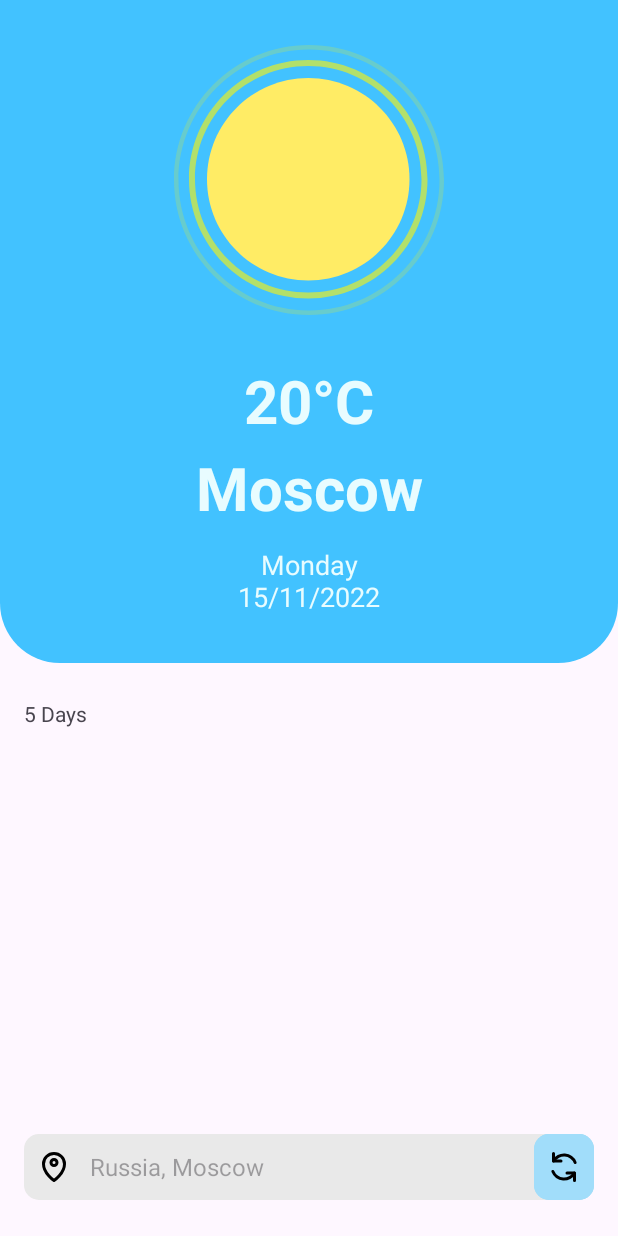
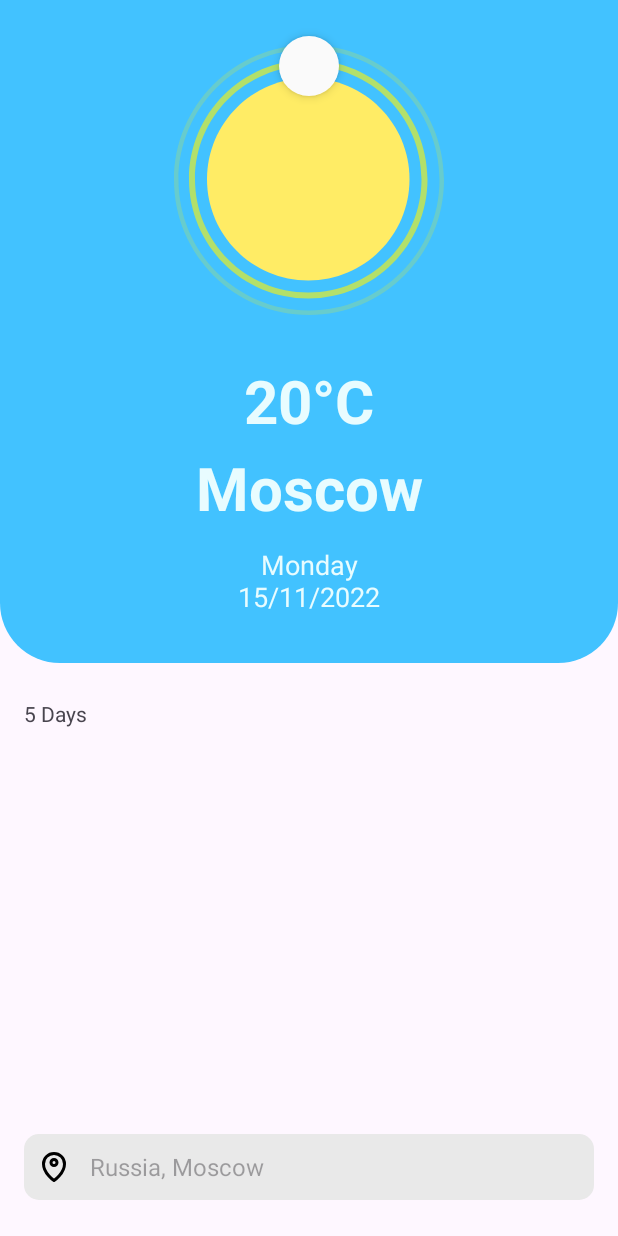
Before and after one commit to MrZooro/Weather-App, an Android app: the screen it shows after launch (MainActivity), on a phone screen of 412 x 824 dp. Run offline under Robolectric (Android 15) with nearby library versions, the phone set to English and light mode, and no system bars; 3 statements that could not run were skipped.

Commit message:
Added Swipe Refresh Function, as well as update animations.

```diff
--- a/app/build.gradle
+++ b/app/build.gradle
@@ -45,10 +45,11 @@ android {
 dependencies {
 
     implementation 'androidx.core:core-ktx:1.9.0'
-    implementation 'androidx.appcompat:appcompat:1.6.0'
+    implementation 'androidx.appcompat:appcompat:1.6.1'
     implementation 'com.google.android.material:material:1.8.0'
     implementation 'androidx.constraintlayout:constraintlayout:2.1.4'
     implementation 'com.google.android.libraries.places:places:3.0.0'
+    implementation 'androidx.swiperefreshlayout:swiperefreshlayout:1.1.0'
     testImplementation 'junit:junit:4.13.2'
     androidTestImplementation 'androidx.test.ext:junit:1.1.5'
     androidTestImplementation 'androidx.test.espresso:espresso-core:3.5.1'
--- a/app/src/main/java/com/example/weather_app/view/MainActivity.kt
+++ b/app/src/main/java/com/example/weather_app/view/MainActivity.kt
@@ -13,6 +13,7 @@ import android.view.ViewGroup
 import android.view.animation.LinearInterpolator
 import android.widget.Button
 import android.widget.TextView
+import android.widget.Toast
 import androidx.appcompat.app.AppCompatActivity
 import androidx.appcompat.app.AppCompatDelegate
 import androidx.constraintlayout.widget.ConstraintLayout
@@ -47,6 +48,7 @@ class MainActivity : AppCompatActivity(), View.OnClickListener, UpdateView,
 
     var startBSDF = false
 
+    private var isRefreshing = false
     override fun onCreate(savedInstanceState: Bundle?) {
         super.onCreate(savedInstanceState)
         binding = ActivityMainBinding.inflate(layoutInflater)
@@ -62,23 +64,24 @@ class MainActivity : AppCompatActivity(), View.OnClickListener, UpdateView,
         binding.edittextLocation.isFocusable = false
         binding.edittextLocation.setOnClickListener(this)
 
+
         presenter = Presenter(this)
+        binding.refreshLayout.isRefreshing = true
+        isRefreshing = true
         presenter.updateGeolocation()
 
         binding.backToUserGeolocationButton.setOnClickListener{
             binding.backToUserGeolocationButton.isClickable = false
             binding.backToUserGeolocationButton.visibility = View.GONE
             city = null
+
+            binding.refreshLayout.isRefreshing = true
+            isRefreshing = true
+
             presenter.updateGeolocation()
         }
 
-        binding.reloadWeatherButton.setOnClickListener{
-
-            /*
-            val frag = FragmentWeatherInfo()
-            frag.show(supportFragmentManager, "Something")
-             */
-
+        binding.refreshLayout.setOnRefreshListener {
             if(city != null) {
                 val lat = city?.latLng?.latitude
                 val lon = city?.latLng?.longitude
@@ -86,11 +89,13 @@ class MainActivity : AppCompatActivity(), View.OnClickListener, UpdateView,
                 if(lat != null && lon != null) {
                     getCur = false
                     getFor = false
+                    isRefreshing = true
                     presenter.updateWeather(lat, lon, BuildConfig.OpenWeatherMap_API_KEY)
                 } else {
                     Log.w("Warning", "Places: latitude or longitude is null")
                 }
             } else {
+                isRefreshing = true
                 presenter.updateGeolocation()
             }
 
@@ -307,6 +312,9 @@ class MainActivity : AppCompatActivity(), View.OnClickListener, UpdateView,
             getFor = false
             getCur = false
 
+            binding.refreshLayout.isRefreshing = true
+            isRefreshing = true
+
             presenter.updateWeather(lat, lon, BuildConfig.OpenWeatherMap_API_KEY)
         } else {
             Log.w("Warning", "Places: latitude or longitude is null")
@@ -315,6 +323,11 @@ class MainActivity : AppCompatActivity(), View.OnClickListener, UpdateView,
     }
 
     override fun UpdateCurrentWeather(code: Int) {
+        if(isRefreshing) {
+            isRefreshing = false
+            binding.refreshLayout.isRefreshing = false
+        }
+
         if (code == 200) {
             date = Calendar.getInstance()
             getCur = true
@@ -326,6 +339,11 @@ class MainActivity : AppCompatActivity(), View.OnClickListener, UpdateView,
     }
 
     override fun UpdateForecastWeather(code: Int) {
+        if(isRefreshing) {
+            isRefreshing = false
+            binding.refreshLayout.isRefreshing = false
+        }
+
         if (code == 200) {
             date = Calendar.getInstance()
             getFor = true
@@ -338,6 +356,11 @@ class MainActivity : AppCompatActivity(), View.OnClickListener, UpdateView,
     }
 
     override fun UpdateGeolocation(NEWgeolocation: ipGeolocation?, code: Int) {
+        if(isRefreshing) {
+            isRefreshing = false
+            binding.refreshLayout.isRefreshing = false
+        }
+
         if (NEWgeolocation != null) {
             binding.city.text = NEWgeolocation.city
             binding.edittextLocation.hint = NEWgeolocation.city + ", " + NEWgeolocation.country
@@ -398,11 +421,18 @@ class MainActivity : AppCompatActivity(), View.OnClickListener, UpdateView,
             if(lat != null && lon != null) {
                 getCur = false
                 getFor = false
+
+                binding.refreshLayout.isRefreshing = true
+                isRefreshing = true
+
                 presenter.updateWeather(lat, lon, BuildConfig.OpenWeatherMap_API_KEY)
             } else {
                 Log.w("Warning", "Places: latitude or longitude is null")
             }
         } else {
+            binding.refreshLayout.isRefreshing = true
+            isRefreshing = true
+
             presenter.updateGeolocation()
         }
     }
--- a/app/src/main/res/drawable/ic_reload_arrows.xml
+++ /dev/null
@@ -1,34 +0,0 @@
-<vector xmlns:android="http://schemas.android.com/apk/res/android"
-    android:width="24dp"
-    android:height="24dp"
-    android:viewportWidth="24"
-    android:viewportHeight="24">
-  <path
-      android:pathData="M14,16H19V21"
-      android:strokeLineJoin="round"
-      android:strokeWidth="2"
-      android:fillColor="#00000000"
-      android:strokeColor="#000000"
-      android:strokeLineCap="round"/>
-  <path
-      android:pathData="M4.583,14.997C5.143,16.385 6.082,17.587 7.292,18.468C8.502,19.349 9.935,19.872 11.428,19.979C12.921,20.087 14.414,19.773 15.737,19.073C17.061,18.374 18.161,17.318 18.914,16.024"
-      android:strokeLineJoin="round"
-      android:strokeWidth="2"
-      android:fillColor="#00000000"
-      android:strokeColor="#000000"
-      android:strokeLineCap="round"/>
-  <path
-      android:pathData="M10,8H5V3"
-      android:strokeLineJoin="round"
-      android:strokeWidth="2"
-      android:fillColor="#00000000"
-      android:strokeColor="#000000"
-      android:strokeLineCap="round"/>
-  <path
-      android:pathData="M19.418,9.003C18.857,7.615 17.918,6.413 16.708,5.532C15.498,4.651 14.065,4.127 12.572,4.02C11.079,3.913 9.586,4.227 8.263,4.927C6.939,5.626 5.839,6.682 5.086,7.976"
-      android:strokeLineJoin="round"
-      android:strokeWidth="2"
-      android:fillColor="#00000000"
-      android:strokeColor="#000000"
-      android:strokeLineCap="round"/>
-</vector>
--- a/app/src/main/res/drawable/shape_current_weather_information_background.xml
+++ /dev/null
@@ -1,10 +0,0 @@
-<?xml version="1.0" encoding="utf-8"?>
-<shape xmlns:android="http://schemas.android.com/apk/res/android">
-
-    <solid
-        android:color="@color/clear_day"/>
-    <corners
-        android:bottomLeftRadius="40dp"
-        android:bottomRightRadius="40dp"/>
-
-</shape>
--- a/app/src/main/res/layout/activity_main.xml
+++ b/app/src/main/res/layout/activity_main.xml
@@ -8,6 +8,17 @@
     android:id="@+id/for_transition"
     android:orientation="vertical">
 
+    <androidx.swiperefreshlayout.widget.SwipeRefreshLayout
+        android:id="@+id/refresh_layout"
+        android:layout_width="match_parent"
+        android:layout_height="match_parent"
+
+        app:layout_constraintStart_toStartOf="parent"
+        app:layout_constraintTop_toTopOf="parent">
+
+        <androidx.constraintlayout.widget.ConstraintLayout
+            android:layout_width="match_parent"
+            android:layout_height="match_parent">
 
             <!--Задний фон для информации о текущей погоде-->
             <Button
@@ -158,32 +169,6 @@
                 app:layout_constraintStart_toStartOf="@id/wasteid_editext_background"
                 android:layout_marginStart="8dp"/>
 
-    <Button
-        android:id="@+id/reload_weather_button"
-
-
-        android:backgroundTint="@color/geolocation_button_color"
-        android:layout_width="40dp"
-        android:layout_height="0dp"
-        style="@style/Widget.Material3.Button"
-        android:insetTop="0dp"
-        android:insetBottom="0dp"
-        app:cornerRadius="10dp"
-
-        app:layout_constraintEnd_toEndOf="@id/wasteid_editext_background"
-        app:layout_constraintTop_toTopOf="@id/wasteid_editext_background"
-        app:layout_constraintBottom_toBottomOf="@id/wasteid_editext_background"/>
-
-    <View
-        android:layout_width="24dp"
-        android:layout_height="24dp"
-        android:background="@drawable/ic_reload_arrows"
-
-        app:layout_constraintTop_toTopOf="@id/wasteid_editext_background"
-        app:layout_constraintBottom_toBottomOf="@id/wasteid_editext_background"
-        app:layout_constraintEnd_toEndOf="@id/wasteid_editext_background"
-        android:layout_marginEnd="8dp"/>
-
 
             <EditText
                 android:id="@+id/edittext_location"
@@ -197,7 +182,10 @@
                 app:layout_constraintTop_toTopOf="@id/wasteid_editext_background"
                 app:layout_constraintStart_toEndOf="@id/wasteid_icon_map"
                 android:layout_marginStart="12dp"
-        app:layout_constraintEnd_toStartOf="@id/reload_weather_button"
                 app:layout_constraintEnd_toEndOf="@id/wasteid_editext_background"/>
 
         </androidx.constraintlayout.widget.ConstraintLayout>
+
+    </androidx.swiperefreshlayout.widget.SwipeRefreshLayout>
+
+</androidx.constraintlayout.widget.ConstraintLayout>
```
Lines whose indentation alone changed are shown as unchanged.
